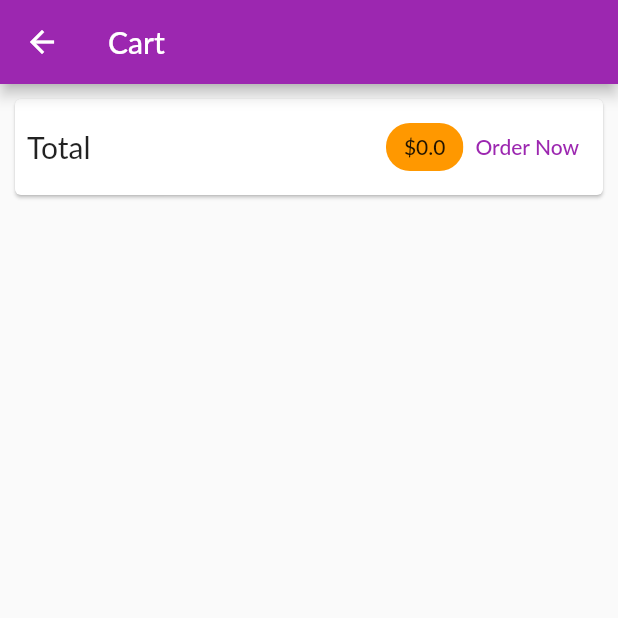
After one commit to Tanita1970/my_shop, a Flutter app: the CartScreen screen opened by its route, on a phone screen of 412 x 824 dp, the top half of it. The commit adds this screen. Run offline on Flutter 3.47's test engine with Material 2 defaults, Android fonts, the phone set to English and light mode, and no system bars; network calls fail; Roboto replaces fonts that are missing (Lato).

Commit message:
Модуль 8. Урок 204. Working on the Shopping Cart & Displaying a Total

```diff
--- a/lib/main.dart
+++ b/lib/main.dart
@@ -1,6 +1,7 @@
 import 'package:flutter/material.dart';
 import 'package:my_shop/providers/cart.dart';
 import 'package:my_shop/providers/products.dart';
+import 'package:my_shop/screens/cart_screen.dart';
 import 'package:my_shop/screens/product_detail_screen.dart';
 import 'package:provider/provider.dart';
 import 'package:my_shop/screens/products_overview_screen.dart';
@@ -31,7 +32,8 @@ class MyApp extends StatelessWidget {
         ),
         home: ProductsOverviewScreen(),
         routes: {
-          ProductDetailScreen.routeName: (context) => ProductDetailScreen(),
+          ProductDetailScreen.routeName: (ctx) => ProductDetailScreen(),
+          CartScreen.routeName: (ctx) => CartScreen(),
         },
       ),
     );
--- a/lib/providers/cart.dart
+++ b/lib/providers/cart.dart
@@ -28,6 +28,14 @@ class Cart with ChangeNotifier {
     } else {
       return _items.length;
     }
+  }
+
+  double get totalAmount {
+    var total = 0.0;
+    _items.forEach((key, cartItem) {
+      total += cartItem.price * cartItem.quantity;
+    });
+    return total;
   }
 
   void addItem(
--- /dev/null
+++ b/lib/screens/cart_screen.dart
@@ -0,0 +1,46 @@
+import 'package:flutter/material.dart';
+import 'package:my_shop/providers/cart.dart';
+import 'package:provider/provider.dart';
+
+class CartScreen extends StatelessWidget {
+  static const String routeName = '/cart-screen';
+
+  @override
+  Widget build(BuildContext context) {
+    final cart = Provider.of<Cart>(context);
+    return Scaffold(
+      appBar: AppBar(
+        title: Text('Cart'),
+      ),
+      body: Column(children: [
+        Card(
+          margin: EdgeInsets.all(10),
+          child: Padding(
+            padding: const EdgeInsets.all(8.0),
+            child: Row(
+              mainAxisAlignment: MainAxisAlignment.spaceBetween,
+              children: [
+                Text(
+                  'Total',
+                  style: TextStyle(fontSize: 20),
+                ),
+                SizedBox(
+                  width: 10,
+                ),
+                Spacer(),
+                Chip(
+                  label: Text('\$${cart.totalAmount}'),
+                  backgroundColor: Theme.of(context).primaryColor,
+                ),
+                TextButton(
+                  onPressed: () => null,
+                  child: Text('Order Now'),
+                ),
+              ],
+            ),
+          ),
+        ),
+      ]),
+    );
+  }
+}
--- a/lib/screens/products_overview_screen.dart
+++ b/lib/screens/products_overview_screen.dart
@@ -1,6 +1,7 @@
 import 'package:flutter/material.dart';
 import 'package:my_shop/providers/cart.dart';
 import 'package:my_shop/providers/products.dart';
+import 'package:my_shop/screens/cart_screen.dart';
 import 'package:my_shop/widgets/products_grid.dart';
 import 'package:my_shop/widgets/my_badge.dart';
 import 'package:provider/provider.dart';
@@ -30,7 +31,9 @@ class _ProductsOverviewScreenState extends State<ProductsOverviewScreen> {
               value: cart.itemCount.toString(),
             ),
             child: IconButton(
-              onPressed: () {},
+              onPressed: () {
+                Navigator.of(context).pushNamed(CartScreen.routeName);
+              },
               icon: Icon(Icons.shopping_cart),
             ),
           ),
@@ -54,7 +57,6 @@ class _ProductsOverviewScreenState extends State<ProductsOverviewScreen> {
                   value: FilterOptions.All, child: Text('Show All')),
             ],
           ),
-
         ],
       ),
       body: ProductsGrid(_showOnlyFavorites),
```
